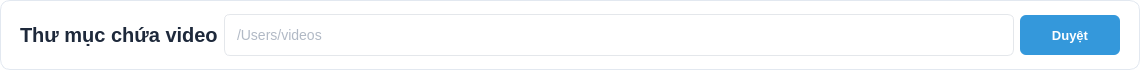
First picture: the form in src/ui/qt_designer/main_tab/folder_selection.ui, repository henrylenguyen/telegram-video-uploader, before the edit.
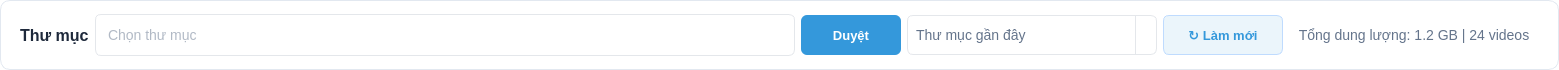
Second picture: the form after the edit.

What changed in the file:
```diff
--- a/src/ui/qt_designer/main_tab/folder_selection.ui
+++ b/src/ui/qt_designer/main_tab/folder_selection.ui
@@ -21,7 +21,7 @@
 }
 
 QLabel {
-    font-size: 20px;
+    font-size: 16px;
     font-weight: bold;
     color: #1E293B;
     background-color: transparent;
@@ -53,6 +53,38 @@
 
 QPushButton:pressed {
     background-color: #1F6AA5;
+}
+
+QComboBox {
+    border: 1px solid #E4E7EB;
+    border-radius: 6px;
+    padding: 8px;
+    font-size: 14px;
+    background-color: #FFFFFF;
+    color: #64748B;
+}
+
+QComboBox::drop-down {
+    subcontrol-origin: padding;
+    subcontrol-position: top right;
+    width: 20px;
+    border-left-width: 1px;
+    border-left-color: #E4E7EB;
+    border-left-style: solid;
+}
+
+QPushButton#refreshButton {
+    background-color: #EBF5FB;
+    color: #3498DB;
+    border: 1px solid #BFDBFE;
+}
+
+QLabel#folderStatsLabel {
+    font-size: 14px;
+    color: #64748B;
+    font-weight: normal;
+    border-radius: 6px;
+    padding: 5px 10px;
 }</string>
   </property>
   <layout class="QHBoxLayout" name="horizontalLayout">
@@ -71,14 +103,20 @@
    <item>
     <widget class="QLabel" name="folderLabel">
      <property name="text">
-      <string>Thư mục chứa video</string>
+      <string>Thư mục</string>
      </property>
     </widget>
    </item>
    <item>
     <widget class="QLineEdit" name="directoryLineEdit">
+     <property name="minimumSize">
+      <size>
+       <width>700</width>
+       <height>40</height>
+      </size>
+     </property>
      <property name="placeholderText">
-      <string>/Users/videos</string>
+      <string>Chọn thư mục</string>
      </property>
     </widget>
    </item>
@@ -101,6 +139,93 @@
      </property>
     </widget>
    </item>
+   <item>
+    <widget class="QComboBox" name="recentFoldersComboBox">
+     <property name="minimumSize">
+      <size>
+       <width>250</width>
+       <height>40</height>
+      </size>
+     </property>
+     <property name="maximumSize">
+      <size>
+       <width>250</width>
+       <height>40</height>
+      </size>
+     </property>
+     <property name="font">
+      <font>
+       <pointsize>10</pointsize>
+      </font>
+     </property>
+     <item>
+      <property name="text">
+       <string>Thư mục gần đây</string>
+      </property>
+     </item>
+     <item>
+      <property name="text">
+       <string>/Users/videos</string>
+      </property>
+     </item>
+     <item>
+      <property name="text">
+       <string>/Documents/videos</string>
+      </property>
+     </item>
+    </widget>
+   </item>
+   <item>
+    <widget class="QPushButton" name="refreshButton">
+     <property name="minimumSize">
+      <size>
+       <width>120</width>
+       <height>40</height>
+      </size>
+     </property>
+     <property name="maximumSize">
+      <size>
+       <width>120</width>
+       <height>40</height>
+      </size>
+     </property>
+     <property name="objectName">
+      <string>refreshButton</string>
+     </property>
+     <property name="text">
+      <string>↻ Làm mới</string>
+     </property>
+    </widget>
+   </item>
+   <item>
+    <widget class="QLabel" name="folderStatsLabel">
+     <property name="minimumSize">
+      <size>
+       <width>250</width>
+       <height>40</height>
+      </size>
+     </property>
+     <property name="text">
+      <string>Tổng dung lượng: 1.2 GB | 24 videos</string>
+     </property>
+     <property name="alignment">
+      <set>Qt::AlignCenter</set>
+     </property>
+    </widget>
+   </item>
+   <item>
+    <spacer name="horizontalSpacer">
+     <property name="orientation">
+      <enum>Qt::Horizontal</enum>
+     </property>
+     <property name="sizeHint" stdset="0">
+      <size>
+       <width>40</width>
+       <height>20</height>
+      </size>
+     </property>
+    </spacer>
+   </item>
   </layout>
  </widget>
  <resources/>
```
